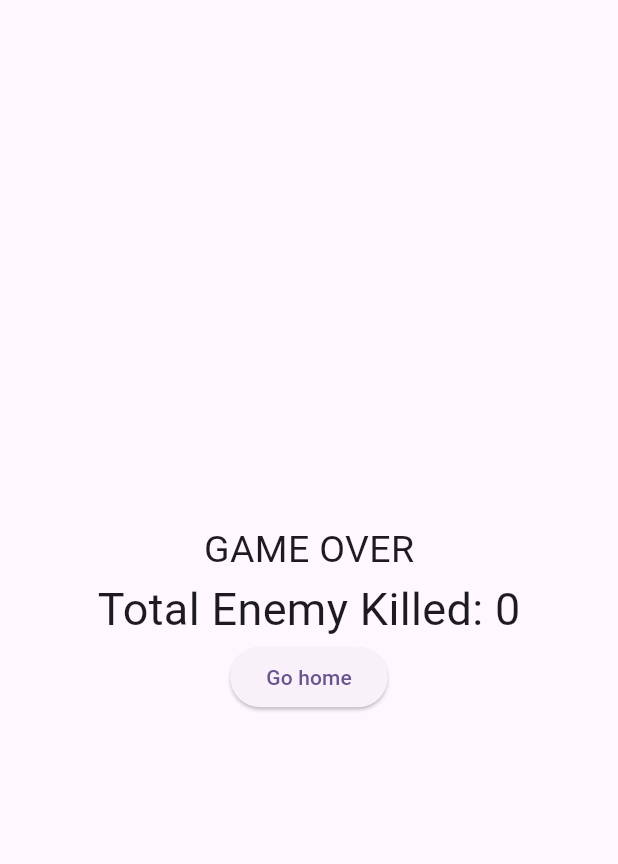
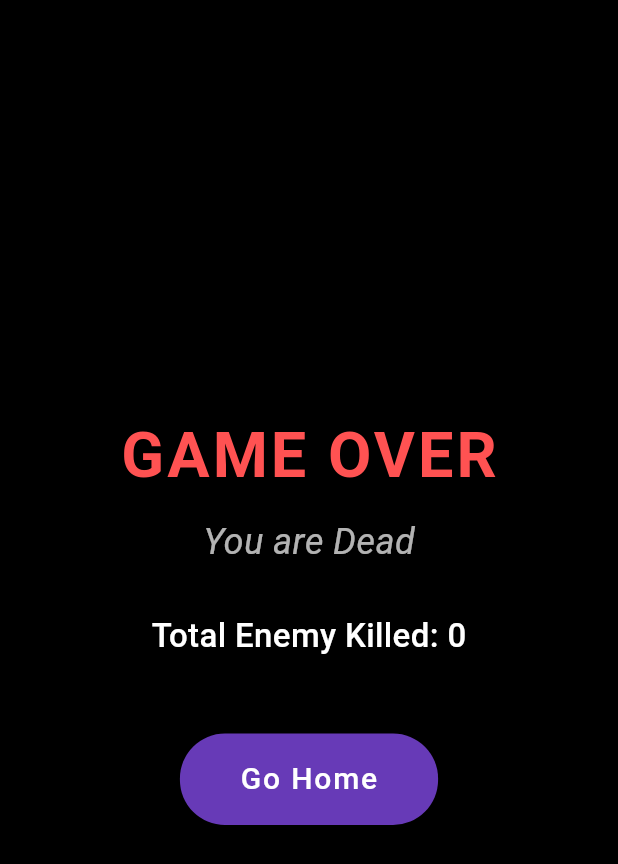
Before and after one commit to atik-sabuj/space_shooter_game, a Flutter app: the GameOverScreen screen opened directly with empty values, on a phone screen of 412 x 824 dp. Shown: the top 864 px of the screen. Run offline on Flutter 3.47's test engine with Material 3 defaults, Android fonts, the phone set to English and light mode, and no system bars; missing offline and left inert: flame, flame_audio.

Commit message:
UI Screen Update

```diff
--- a/lib/main.dart
+++ b/lib/main.dart
@@ -2,6 +2,7 @@
 import 'package:flame/flame.dart';
 import 'package:flame/game.dart';
 import 'package:space_shooter_game/screens/game_start_screen.dart';
+import 'package:space_shooter_game/screens/splash_screen/splash_screen.dart';
 
 void main() {
   //WidgetsFlutterBinding.ensureInitialized();
@@ -11,6 +12,6 @@
       colorScheme: ColorScheme.fromSeed(seedColor: Colors.deepPurple,),
       useMaterial3: true,
     ),
-    home: const GameStartScreen(),
+    home: const SplashScreen(),
   ));
 }
--- a/lib/screens/game_over_screen.dart
+++ b/lib/screens/game_over_screen.dart
@@ -3,25 +3,80 @@ import 'package:space_shooter_game/helper_widget/space_shooter_game.dart';
 
 class GameOverScreen extends StatelessWidget {
   static const String ID = 'gameover';
-  const GameOverScreen({super.key, required this.game,});
   final SpaceShooterGame game;
+
+  const GameOverScreen({super.key, required this.game});
 
   @override
   Widget build(BuildContext context) {
     return Scaffold(
-      body: Center(
+      backgroundColor: Colors.black, // Space-themed background
+      body: SafeArea(
+        child: Center(
           child: Column(
             mainAxisSize: MainAxisSize.min,
             children: [
-            const Text('GAME OVER', style: TextStyle(fontSize: 25.0),),
-            Text('Total Enemy Killed: ${game.enemyKilled}', style: TextStyle(fontSize: 30.0),),
+              // 🪐 Game Over Title
+              const Text(
+                'GAME OVER',
+                style: TextStyle(
+                  fontSize: 42,
+                  fontWeight: FontWeight.bold,
+                  color: Colors.redAccent,
+                  letterSpacing: 2,
+                ),
+              ),
+
+              const SizedBox(height: 10),
+
+              // ☠️ You are Dead
+              const Text(
+                'You are Dead',
+                style: TextStyle(
+                  fontSize: 24,
+                  color: Colors.white70,
+                  fontStyle: FontStyle.italic,
+                ),
+              ),
+
+              const SizedBox(height: 30),
+
+              // 💥 Enemy Kill Count
+              Text(
+                'Total Enemy Killed: ${game.enemyKilled}',
+                style: const TextStyle(
+                  fontSize: 22,
+                  color: Colors.white,
+                  fontWeight: FontWeight.w500,
+                ),
+              ),
+
+              const SizedBox(height: 50),
+
+              // 🔁 Go Home Button
               ElevatedButton(
                 onPressed: () {
                   Navigator.pop(context);
                 },
-              child: const Text('Go home'),
+                style: ElevatedButton.styleFrom(
+                  backgroundColor: Colors.deepPurple,
+                  padding: const EdgeInsets.symmetric(horizontal: 40, vertical: 16),
+                  shape: RoundedRectangleBorder(
+                    borderRadius: BorderRadius.circular(30),
+                  ),
+                  elevation: 8,
+                ),
+                child: const Text(
+                  'Go Home',
+                  style: TextStyle(
+                    fontSize: 20,
+                    color: Colors.white,
+                    letterSpacing: 1.2,
+                  ),
+                ),
               ),
             ],
+          ),
         ),
       ),
     );
--- a/pubspec.yaml
+++ b/pubspec.yaml
@@ -63,6 +63,7 @@ flutter:
   assets:
     - assets/images/space/
     - assets/audio/
+    - assets/images/
 
   # An image asset can refer to one or more resolution-specific "variants", see
   # https://flutter.dev/to/resolution-aware-images
```
Also changed, not shown: lib/screens/game_start_screen.dart (+56 -4 lines), lib/screens/splash_screen/splash_screen.dart (added, +53 -0 lines), assets/images/space_game.png (added). Lines whose indentation alone changed are shown as unchanged.
